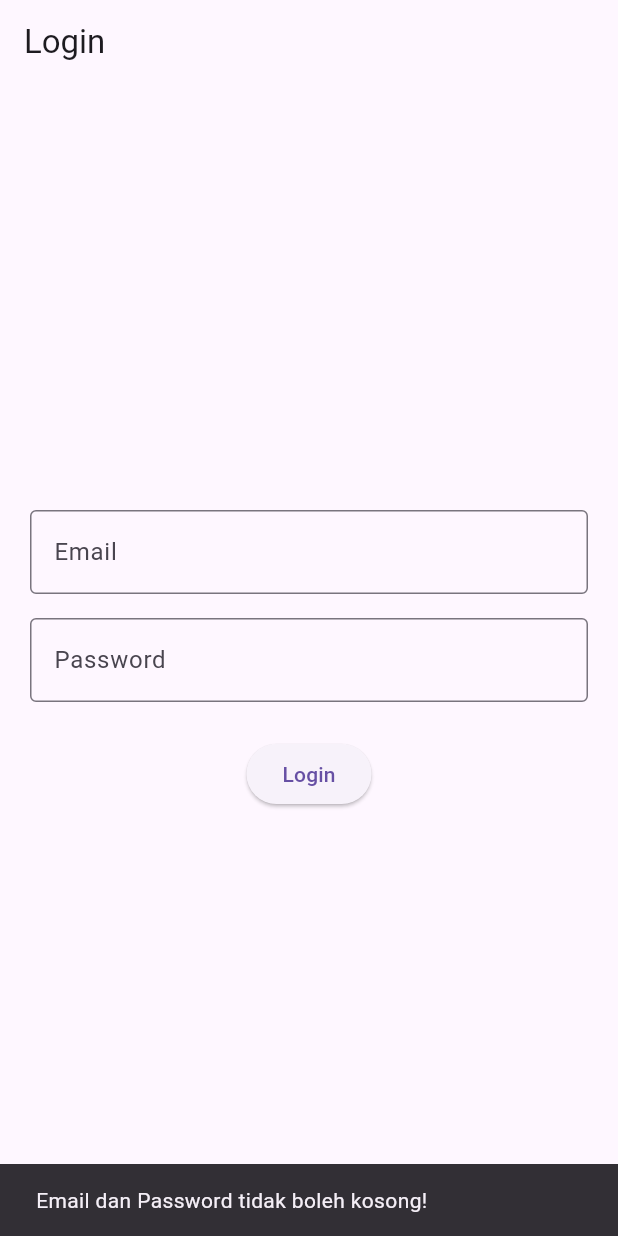
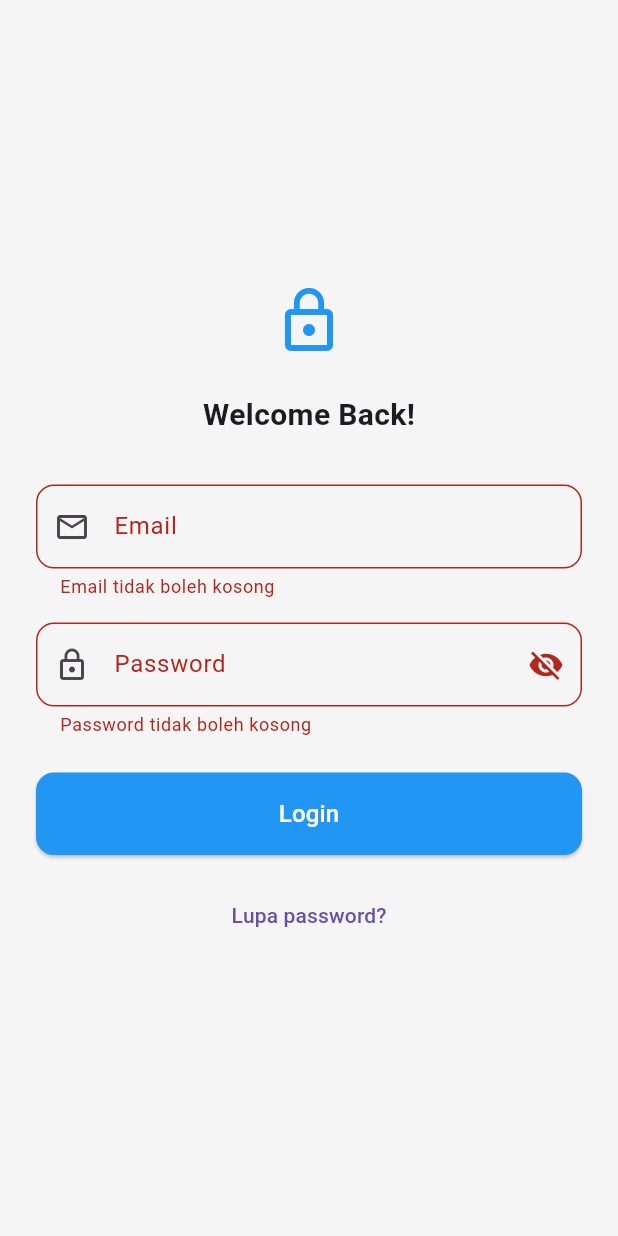
Before and after one commit to gausrakhesta/workordermanagement, a Flutter app: the screen it shows after launch, after a tap on "Login", on a phone screen of 412 x 824 dp. Run offline on Flutter 3.47's test engine with Material 3 defaults, Android fonts, the phone set to English and light mode, and no system bars; our stand-ins replace hive, hive_flutter; accounts and stored records are empty.

Commit message:
update media query responsive

```diff
--- /dev/null
+++ b/lib/helpers/responsive.dart
@@ -0,0 +1,27 @@
+import 'package:flutter/material.dart';
+
+class ResponsiveHelper {
+  final BuildContext context;
+  final Size size;
+  final double width;
+  final double height;
+
+  ResponsiveHelper(this.context)
+    : size = MediaQuery.of(context).size,
+      width = MediaQuery.of(context).size.width,
+      height = MediaQuery.of(context).size.height;
+
+  bool get isMobile => width < 600;
+  bool get isTablet => width >= 600 && width < 1024;
+  bool get isDesktop => width >= 1024;
+
+  double wp(double percent) => width * percent / 100; // Width in %
+  double hp(double percent) => height * percent / 100; // Height in %
+
+  double sp(double size) {
+    // Scalable font size
+    if (isMobile) return size;
+    if (isTablet) return size * 1.2;
+    return size * 1.4;
+  }
+}
--- a/lib/main.dart
+++ b/lib/main.dart
@@ -25,7 +25,7 @@
     return MaterialApp(
       title: 'Work Order',
       debugShowCheckedModeBanner: false,
-      theme: ThemeData(primarySwatch: Colors.teal),
+      theme: ThemeData(primarySwatch: Colors.teal, useMaterial3: true),
       initialRoute: '/',
       routes: appRoutes,
     );
--- a/lib/pages/login.dart
+++ b/lib/pages/login.dart
@@ -1,28 +1,31 @@
 import 'package:flutter/material.dart';
+import 'package:provider/provider.dart';
+import 'package:work_order/helpers/responsive.dart';
 import 'package:work_order/providers/auth.dart';
-import 'package:provider/provider.dart';
 
 class LoginPage extends StatefulWidget {
   const LoginPage({super.key});
 
   @override
-  State<LoginPage> createState() => _LoginState();
+  State<LoginPage> createState() => _LoginPageState();
 }
 
-class _LoginState extends State<LoginPage> {
+class _LoginPageState extends State<LoginPage> {
+  final _formKey = GlobalKey<FormState>();
   final emailController = TextEditingController();
   final passwordController = TextEditingController();
+  bool _obscurePassword = true;
+  bool _isLoading = false;
 
-  void handleLogin(BuildContext context) {
-    final email = emailController.text;
-    final password = passwordController.text;
+  void handleLogin() {
+    if (!_formKey.currentState!.validate()) return;
 
-    if (email.isEmpty || password.isEmpty) {
-      showMessage('Email dan Password tidak boleh kosong!');
-      return;
-    }
+    setState(() => _isLoading = true);
 
+    final email = emailController.text.trim();
+    final password = passwordController.text.trim();
     final authProvider = Provider.of<AuthProvider>(context, listen: false);
+
     authProvider.login(
       email,
       password,
@@ -35,12 +38,7 @@ class _LoginState extends State<LoginPage> {
       },
     );
 
-    if (authProvider.isLoggedIn) {
-      showMessage('Login berhasil!');
-      Navigator.pushReplacementNamed(context, '/home');
-    } else {
-      showMessage('Email atau password salah');
-    }
+    setState(() => _isLoading = false);
   }
 
   void showMessage(String message) {
@@ -51,41 +49,129 @@ class _LoginState extends State<LoginPage> {
 
   @override
   Widget build(BuildContext context) {
+    final responsive = ResponsiveHelper(context);
+
     return Scaffold(
-      appBar: AppBar(title: const Text('Login')),
-      body: Padding(
-        padding: const EdgeInsets.all(20),
+      backgroundColor: Colors.grey[100],
+      body: Center(
+        child: SingleChildScrollView(
+          padding: EdgeInsets.symmetric(
+            horizontal: responsive.isDesktop
+                ? responsive.wp(30)
+                : responsive.isTablet
+                ? responsive.wp(20)
+                : 24,
+          ),
+          child: Form(
+            key: _formKey,
             child: Column(
-          mainAxisAlignment: MainAxisAlignment.center,
               children: [
-            // Email field
-            TextField(
+                Icon(
+                  Icons.lock_outline,
+                  size: responsive.isTablet ? 72 : 48,
+                  color: Colors.blue,
+                ),
+                SizedBox(height: 24),
+                Text(
+                  'Welcome Back!',
+                  style: TextStyle(
+                    fontSize: responsive.isTablet ? 28 : 20,
+                    fontWeight: FontWeight.bold,
+                  ),
+                ),
+                SizedBox(height: 32),
+
+                // Email Field
+                TextFormField(
                   controller: emailController,
-              decoration: const InputDecoration(
+                  keyboardType: TextInputType.emailAddress,
+                  validator: (value) {
+                    if (value == null || value.isEmpty)
+                      return 'Email tidak boleh kosong';
+                    if (!RegExp(
+                      r'^[\w-\.]+@([\w-]+\.)+[\w]{2,4}$',
+                    ).hasMatch(value)) {
+                      return 'Format email tidak valid';
+                    }
+                    return null;
+                  },
+                  decoration: InputDecoration(
+                    prefixIcon: const Icon(Icons.email_outlined),
                     labelText: 'Email',
-                border: OutlineInputBorder(),
+                    border: OutlineInputBorder(
+                      borderRadius: BorderRadius.circular(12),
                     ),
-              keyboardType: TextInputType.emailAddress,
+                  ),
                 ),
                 const SizedBox(height: 16),
 
-            // Password field
-            TextField(
+                // Password Field
+                TextFormField(
                   controller: passwordController,
-              decoration: const InputDecoration(
+                  obscureText: _obscurePassword,
+                  validator: (value) {
+                    if (value == null || value.isEmpty)
+                      return 'Password tidak boleh kosong';
+                    if (value.length < 6) return 'Minimal 6 karakter';
+                    return null;
+                  },
+                  decoration: InputDecoration(
+                    prefixIcon: const Icon(Icons.lock_outline),
+                    suffixIcon: IconButton(
+                      icon: Icon(
+                        _obscurePassword
+                            ? Icons.visibility_off
+                            : Icons.visibility,
+                      ),
+                      onPressed: () =>
+                          setState(() => _obscurePassword = !_obscurePassword),
+                    ),
                     labelText: 'Password',
-                border: OutlineInputBorder(),
+                    border: OutlineInputBorder(
+                      borderRadius: BorderRadius.circular(12),
                     ),
-              obscureText: true,
+                  ),
                 ),
                 const SizedBox(height: 24),
 
-            // Login button
-            ElevatedButton(
-              onPressed: () => handleLogin(context),
-              child: const Text('Login'),
+                // Login Button
+                SizedBox(
+                  width: double.infinity,
+                  child: ElevatedButton(
+                    onPressed: _isLoading ? null : handleLogin,
+                    style: ElevatedButton.styleFrom(
+                      padding: const EdgeInsets.symmetric(vertical: 16),
+                      shape: RoundedRectangleBorder(
+                        borderRadius: BorderRadius.circular(12),
+                      ),
+                      backgroundColor: Colors.blue,
+                    ),
+                    child: _isLoading
+                        ? const SizedBox(
+                            width: 24,
+                            height: 24,
+                            child: CircularProgressIndicator(
+                              color: Colors.white,
+                              strokeWidth: 2,
+                            ),
+                          )
+                        : const Text(
+                            'Login',
+                            style: TextStyle(fontSize: 16, color: Colors.white),
+                          ),
+                  ),
+                ),
+                const SizedBox(height: 16),
+
+                TextButton(
+                  onPressed: () {
+                    // TODO
+                  },
+                  child: const Text('Lupa password?'),
                 ),
               ],
+            ),
+          ),
         ),
       ),
     );
--- a/pubspec.yaml
+++ b/pubspec.yaml
@@ -2,7 +2,7 @@ name: work_order
 description: "A new Flutter project."
 # The following line prevents the package from being accidentally published to
 # pub.dev using `flutter pub publish`. This is preferred for private packages.
-publish_to: 'none' # Remove this line if you wish to publish to pub.dev
+publish_to: "none" # Remove this line if you wish to publish to pub.dev
 
 # The following defines the version and build number for your application.
 # A version number is three numbers separated by dots, like 1.2.43
@@ -53,7 +53,6 @@ dev_dependencies:
 
 # The following section is specific to Flutter packages.
 flutter:
-
   # The following line ensures that the Material Icons font is
   # included with your application, so that you can use the icons in
   # the material Icons class.
```
Lines whose indentation alone changed are shown as unchanged.
